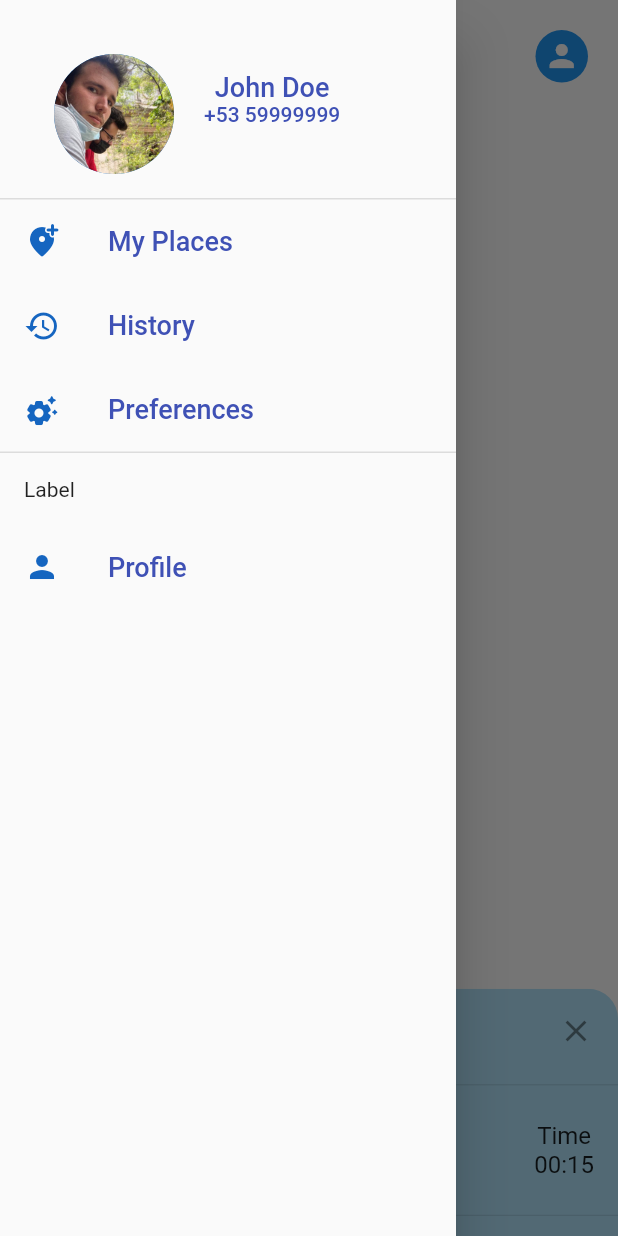
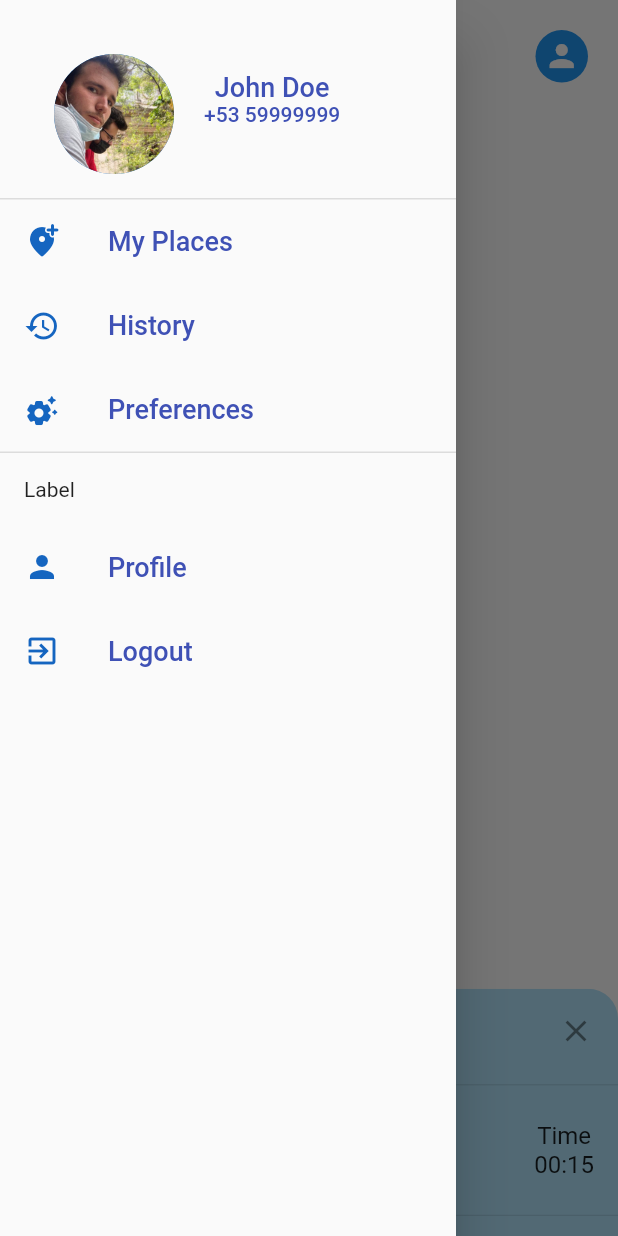
Before and after one commit to geeksLabTech/taxi_app, a Flutter app: the HomePage screen opened directly, with the side drawer open, on a phone screen of 412 x 824 dp. Run offline on Flutter 3.47's test engine with Material 2 defaults, Android fonts, the phone set to English and light mode, and no system bars; our stand-ins replace awesome_dialog, dio, get_it, logger, toggle_switch.

Commit message:
Implement_logout

```diff
--- a/lib/src/widgets/home_drawer.dart
+++ b/lib/src/widgets/home_drawer.dart
@@ -84,6 +84,13 @@ class homeDrawer extends StatelessWidget {
               Navigator.pushNamed(context, 'profile');
             },
           ),
+          ListTile(
+            leading: Icon(Icons.exit_to_app, color: Colors.blue[800]),
+            title: Text('Logout', style: drawerListTileStyleText),
+            onTap: () {
+              Navigator.pushReplacementNamed(context, 'login');
+            },
+          ),
         ],
       ),
     );
```
